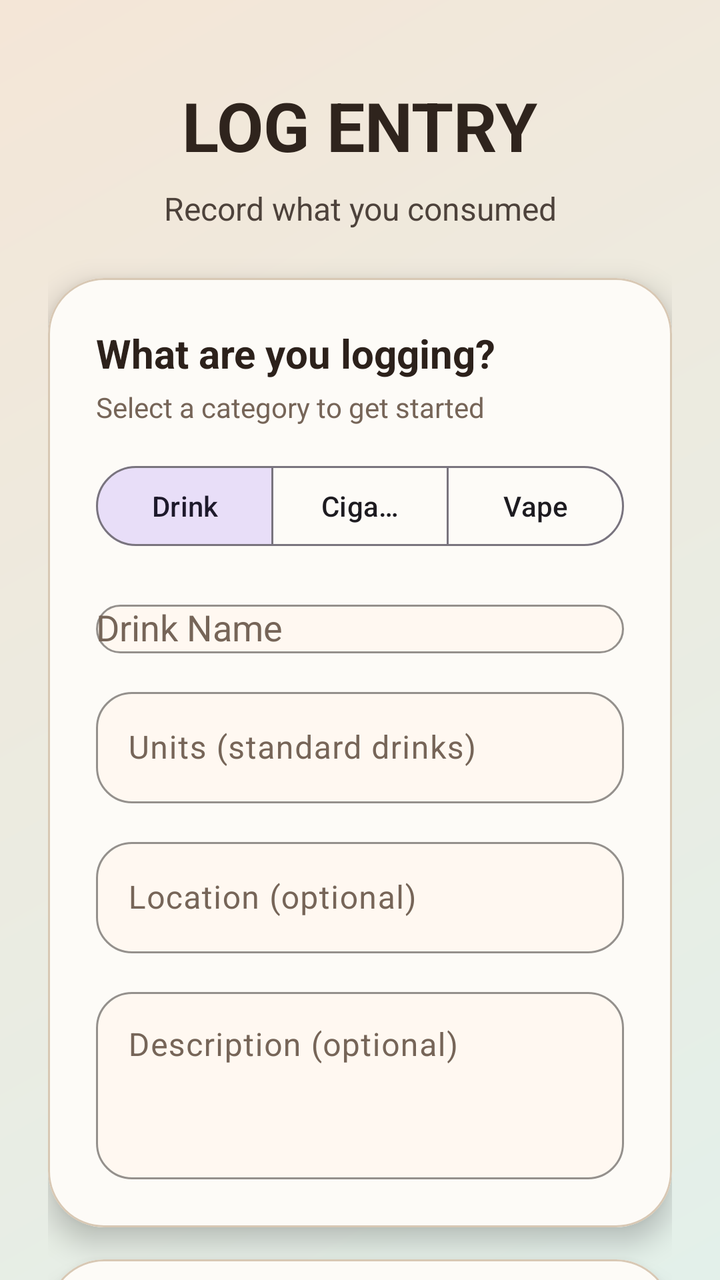
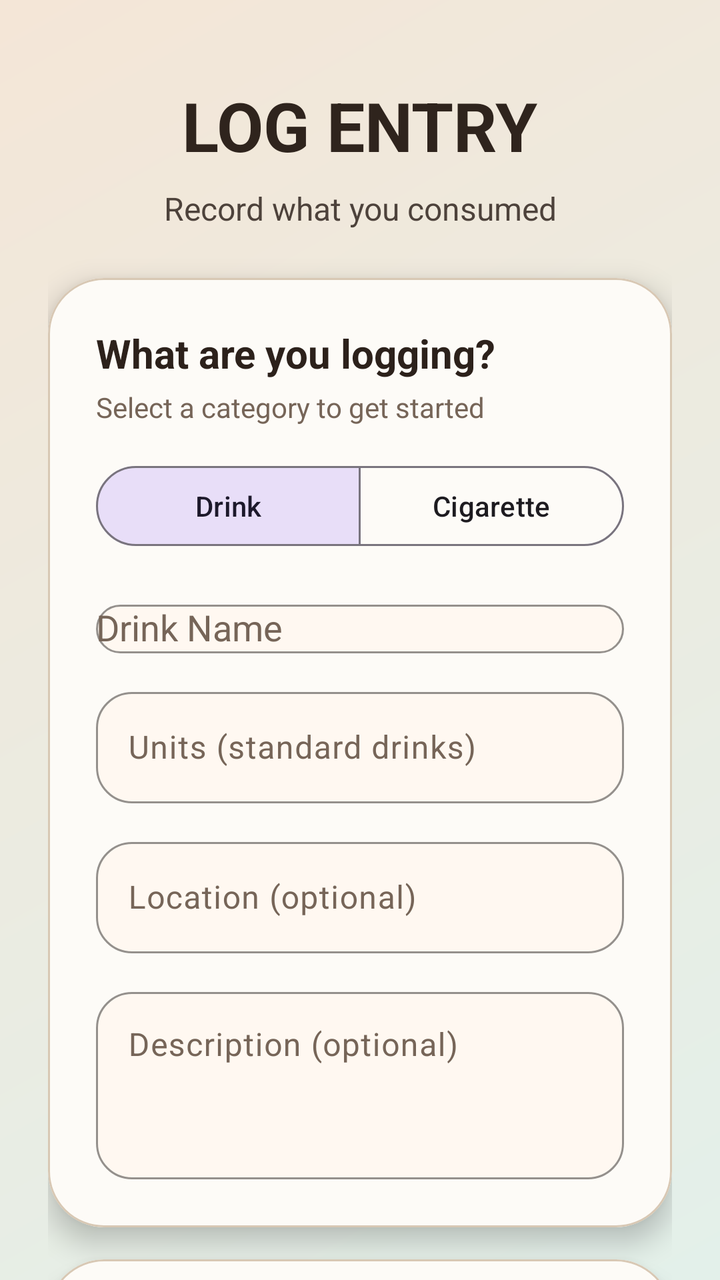

Before-and-after screenshots of an Android layout around one commit, followed by the original layout XML and the change that was made.
<!-- AndroidManifest.xml: application theme Theme.ZeroVelocity -->
<!-- res/layout/fragment_log_drink.xml -->
<?xml version="1.0" encoding="utf-8"?>
<androidx.core.widget.NestedScrollView xmlns:android="http://schemas.android.com/apk/res/android"
    xmlns:app="http://schemas.android.com/apk/res-auto"
    android:layout_width="match_parent"
    android:layout_height="match_parent"
    android:background="@drawable/auth_screen_background"
    android:fillViewport="true">

    <LinearLayout
        android:layout_width="match_parent"
        android:layout_height="wrap_content"
        android:gravity="center_horizontal"
        android:orientation="vertical"
        android:padding="24dp">

        
        <TextView
            android:layout_width="wrap_content"
            android:layout_height="wrap_content"
            android:layout_marginTop="16dp"
            android:text="LOG ENTRY"
            android:textColor="@color/auth_brand_ink"
            android:textSize="34sp"
            android:textStyle="bold" />

        <TextView
            android:layout_width="wrap_content"
            android:layout_height="wrap_content"
            android:layout_marginTop="8dp"
            android:alpha="0.85"
            android:text="Record what you consumed"
            android:textAlignment="center"
            android:textColor="@color/auth_brand_ink"
            android:textSize="16sp" />

        
        <com.google.android.material.card.MaterialCardView
            android:layout_width="match_parent"
            android:layout_height="wrap_content"
            android:layout_marginTop="24dp"
            app:cardBackgroundColor="@color/auth_surface"
            app:cardCornerRadius="28dp"
            app:cardElevation="8dp"
            app:strokeColor="@color/auth_card_stroke"
            app:strokeWidth="1dp">

            <LinearLayout
                android:layout_width="match_parent"
                android:layout_height="wrap_content"
                android:orientation="vertical"
                android:padding="24dp">

                <TextView
                    android:layout_width="wrap_content"
                    android:layout_height="wrap_content"
                    android:text="What are you logging?"
                    android:textColor="@color/auth_text_primary"
                    android:textSize="20sp"
                    android:textStyle="bold" />

                <TextView
                    android:layout_width="wrap_content"
                    android:layout_height="wrap_content"
                    android:layout_marginTop="4dp"
                    android:layout_marginBottom="16dp"
                    android:text="Select a category to get started"
                    android:textColor="@color/auth_text_secondary"
                    android:textSize="14sp" />

                
                <com.google.android.material.button.MaterialButtonToggleGroup
                    android:id="@+id/toggle_category"
                    android:layout_width="match_parent"
                    android:layout_height="wrap_content"
                    android:layout_marginBottom="20dp"
                    app:checkedButton="@id/btn_log_drink"
                    app:selectionRequired="true"
                    app:singleSelection="true">

                    <com.google.android.material.button.MaterialButton
                        android:id="@+id/btn_log_drink"
                        style="@style/Widget.Material3.Button.OutlinedButton"
                        android:layout_width="0dp"
                        android:layout_height="wrap_content"
                        android:layout_weight="1"
                        android:text="Drink"
                        android:textAllCaps="false" />

                    <com.google.android.material.button.MaterialButton
                        android:id="@+id/btn_log_cigarette"
                        style="@style/Widget.Material3.Button.OutlinedButton"
                        android:layout_width="0dp"
                        android:layout_height="wrap_content"
                        android:layout_weight="1"
                        android:text="Cigarette"
                        android:textAllCaps="false" />

                    <com.google.android.material.button.MaterialButton
                        android:id="@+id/btn_log_vape"
                        style="@style/Widget.Material3.Button.OutlinedButton"
                        android:layout_width="0dp"
                        android:layout_height="wrap_content"
                        android:layout_weight="1"
                        android:text="Vape"
                        android:textAllCaps="false" />

                </com.google.android.material.button.MaterialButtonToggleGroup>

                
                <com.google.android.material.textfield.TextInputLayout
                    android:id="@+id/til_item_name"
                    style="@style/Widget.ZeroVelocity.AuthInputLayout"
                    android:layout_width="match_parent"
                    android:layout_height="wrap_content"
                    android:hint="Drink Name">

                    <AutoCompleteTextView
                        android:id="@+id/et_item_name"
                        android:layout_width="match_parent"
                        android:layout_height="wrap_content"
                        android:completionThreshold="1"
                        android:inputType="textCapWords"
                        android:textColor="@color/auth_text_primary"
                        android:textColorHint="@color/auth_text_secondary" />
                </com.google.android.material.textfield.TextInputLayout>

                
                <com.google.android.material.textfield.TextInputLayout
                    android:id="@+id/til_units"
                    style="@style/Widget.ZeroVelocity.AuthInputLayout"
                    android:layout_width="match_parent"
                    android:layout_height="wrap_content"
                    android:layout_marginTop="14dp"
                    android:hint="Units (standard drinks)">

                    <com.google.android.material.textfield.TextInputEditText
                        android:id="@+id/et_units"
                        android:layout_width="match_parent"
                        android:layout_height="wrap_content"
                        android:inputType="numberDecimal"
                        android:textColor="@color/auth_text_primary"
                        android:textColorHint="@color/auth_text_secondary" />
                </com.google.android.material.textfield.TextInputLayout>

                
                <com.google.android.material.textfield.TextInputLayout
                    style="@style/Widget.ZeroVelocity.AuthInputLayout"
                    android:layout_width="match_parent"
                    android:layout_height="wrap_content"
                    android:layout_marginTop="14dp"
                    android:hint="Location (optional)">

                    <com.google.android.material.textfield.TextInputEditText
                        android:id="@+id/et_location"
                        android:layout_width="match_parent"
                        android:layout_height="wrap_content"
                        android:inputType="textCapWords"
                        android:textColor="@color/auth_text_primary"
                        android:textColorHint="@color/auth_text_secondary" />
                </com.google.android.material.textfield.TextInputLayout>

                
                <com.google.android.material.textfield.TextInputLayout
                    style="@style/Widget.ZeroVelocity.AuthInputLayout"
                    android:layout_width="match_parent"
                    android:layout_height="wrap_content"
                    android:layout_marginTop="14dp"
                    android:hint="Description (optional)">

                    <com.google.android.material.textfield.TextInputEditText
                        android:id="@+id/et_description"
                        android:layout_width="match_parent"
                        android:layout_height="wrap_content"
                        android:gravity="top"
                        android:inputType="textMultiLine|textCapSentences"
                        android:lines="3"
                        android:textColor="@color/auth_text_primary"
                        android:textColorHint="@color/auth_text_secondary" />
                </com.google.android.material.textfield.TextInputLayout>

            </LinearLayout>
        </com.google.android.material.card.MaterialCardView>

        
        <com.google.android.material.card.MaterialCardView
            android:layout_width="match_parent"
            android:layout_height="wrap_content"
            android:layout_marginTop="16dp"
            app:cardBackgroundColor="@color/auth_surface"
            app:cardCornerRadius="28dp"
            app:cardElevation="8dp"
            app:strokeColor="@color/auth_card_stroke"
            app:strokeWidth="1dp">

            <LinearLayout
                android:layout_width="match_parent"
                android:layout_height="wrap_content"
                android:orientation="vertical"
                android:padding="24dp">

                <TextView
                    android:layout_width="wrap_content"
                    android:layout_height="wrap_content"
                    android:layout_marginBottom="12dp"
                    android:letterSpacing="0.08"
                    android:text="PHOTO"
                    android:textColor="@color/auth_text_secondary"
                    android:textSize="12sp"
                    android:textStyle="bold" />

                
                <com.google.android.material.card.MaterialCardView
                    android:id="@+id/card_photo_area"
                    android:layout_width="match_parent"
                    android:layout_height="180dp"
                    android:clickable="true"
                    android:focusable="true"
                    app:cardBackgroundColor="@color/auth_input_fill"
                    app:cardCornerRadius="18dp"
                    app:cardElevation="0dp"
                    app:strokeColor="@color/auth_input_stroke"
                    app:strokeWidth="1dp">

                    
                    <LinearLayout
                        android:id="@+id/ll_photo_placeholder"
                        android:layout_width="match_parent"
                        android:layout_height="match_parent"
                        android:gravity="center"
                        android:orientation="vertical">

                        <TextView
                            android:layout_width="wrap_content"
                            android:layout_height="wrap_content"
                            android:layout_marginBottom="8dp"
                            android:text="📷"
                            android:textSize="38sp" />

                        <TextView
                            android:layout_width="wrap_content"
                            android:layout_height="wrap_content"
                            android:text="Add a photo (required)"
                            android:textColor="@color/auth_text_secondary"
                            android:textSize="14sp" />
                    </LinearLayout>

                    
                    <ImageView
                        android:id="@+id/iv_preview"
                        android:layout_width="match_parent"
                        android:layout_height="match_parent"
                        android:contentDescription="Selected photo"
                        android:scaleType="centerCrop"
                        android:visibility="gone" />

                </com.google.android.material.card.MaterialCardView>

                
                <LinearLayout
                    android:layout_width="match_parent"
                    android:layout_height="wrap_content"
                    android:layout_marginTop="10dp"
                    android:orientation="horizontal">

                    <com.google.android.material.button.MaterialButton
                        android:id="@+id/btn_gallery"
                        style="@style/Widget.Material3.Button.OutlinedButton"
                        android:layout_width="0dp"
                        android:layout_height="wrap_content"
                        android:layout_weight="1"
                        android:text="Gallery"
                        android:textAllCaps="false"
                        app:strokeColor="@color/auth_input_stroke" />

                    <com.google.android.material.button.MaterialButton
                        android:id="@+id/btn_camera"
                        style="@style/Widget.Material3.Button.OutlinedButton"
                        android:layout_width="0dp"
                        android:layout_height="wrap_content"
                        android:layout_weight="1"
                        android:layout_marginStart="10dp"
                        android:text="Camera"
                        android:textAllCaps="false"
                        app:strokeColor="@color/auth_input_stroke" />

                </LinearLayout>
            </LinearLayout>
        </com.google.android.material.card.MaterialCardView>

        
        <com.google.android.material.button.MaterialButton
            android:id="@+id/btn_log"
            android:layout_width="match_parent"
            android:layout_height="wrap_content"
            android:layout_marginTop="20dp"
            android:layout_marginBottom="24dp"
            android:minHeight="56dp"
            android:text="Log Entry"
            android:textAllCaps="false"
            android:textSize="16sp"
            app:backgroundTint="@color/auth_button"
            app:cornerRadius="18dp" />

    </LinearLayout>
</androidx.core.widget.NestedScrollView>
<!-- resources referenced by this layout -->
<resources>
  <color name="auth_brand_ink">#2F241D</color>
  <color name="auth_button">#B65E3C</color>
  <color name="auth_card_stroke">#D8C8B4</color>
  <color name="auth_input_fill">#FFF8F1</color>
  <color name="auth_input_stroke">#C9B49C</color>
  <color name="auth_surface">#FDFBF7</color>
  <color name="auth_text_primary">#2C211B</color>
  <color name="auth_text_secondary">#766558</color>
  <!-- drawable auth_screen_background (drawable) -->
  <?xml version="1.0" encoding="utf-8"?>
  <shape xmlns:android="http://schemas.android.com/apk/res/android">
      
      <gradient
          android:angle="315"
          android:endColor="@color/auth_background_end"
          android:startColor="@color/auth_background_start" />
  </shape>
  <style name="Widget.ZeroVelocity.AuthInputLayout" parent="Widget.Material3.TextInputLayout.OutlinedBox">
          <item name="boxBackgroundColor">@color/auth_input_fill</item>
          <item name="boxCornerRadiusTopStart">18dp</item>
          <item name="boxCornerRadiusTopEnd">18dp</item>
          <item name="boxCornerRadiusBottomStart">18dp</item>
          <item name="boxCornerRadiusBottomEnd">18dp</item>
          <item name="boxStrokeColor">@color/auth_input_stroke</item>
          <item name="hintTextColor">@color/auth_text_secondary</item>
          <item name="android:textColorHint">@color/auth_text_secondary</item>
          <item name="endIconTint">@color/auth_text_secondary</item>
      </style>
  <style name="Theme.ZeroVelocity" parent="Base.Theme.ZeroVelocity" />
  <color name="auth_background_end">#E3F0EA</color>
  <color name="auth_background_start">#F4E6D7</color>
  <style name="Base.Theme.ZeroVelocity" parent="Theme.Material3.DayNight.NoActionBar">
          
          
      </style>
</resources>

<!-- the commit's change to res/layout/fragment_log_drink.xml (unified diff, before → after) -->
@@ -93,15 +93,6 @@
                         android:layout_height="wrap_content"
                         android:layout_weight="1"
                         android:text="Cigarette"
-                        android:textAllCaps="false" />
-
-                    <com.google.android.material.button.MaterialButton
-                        android:id="@+id/btn_log_vape"
-                        style="@style/Widget.Material3.Button.OutlinedButton"
-                        android:layout_width="0dp"
-                        android:layout_height="wrap_content"
-                        android:layout_weight="1"
-                        android:text="Vape"
                         android:textAllCaps="false" />
 
                 </com.google.android.material.button.MaterialButtonToggleGroup>
